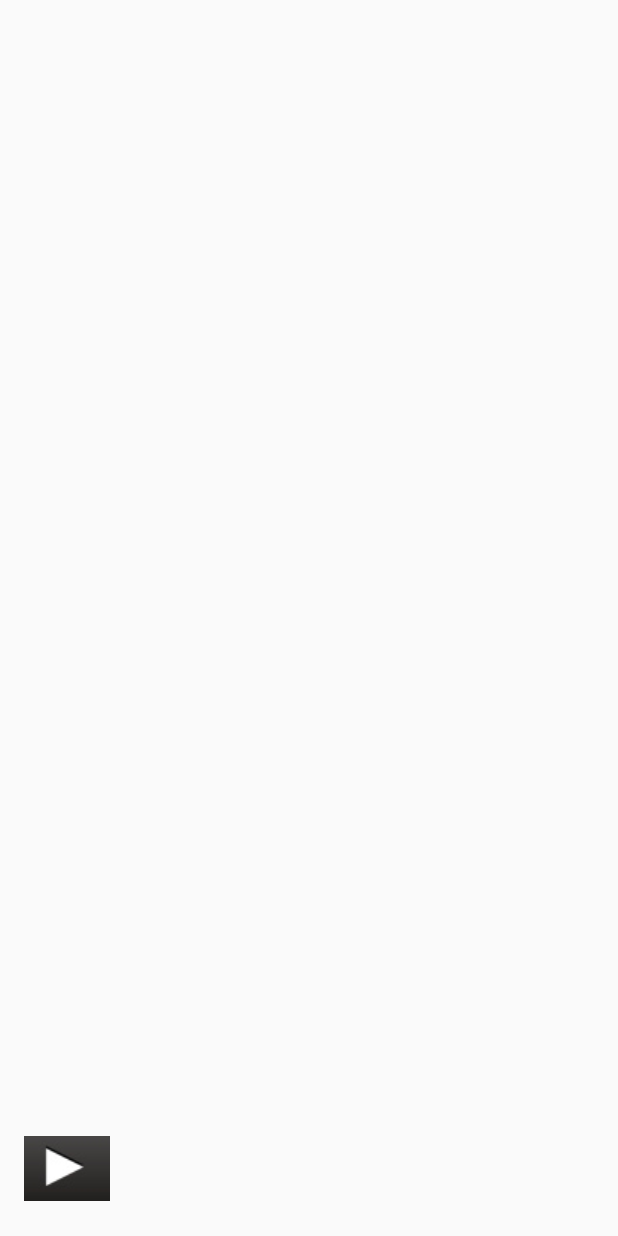
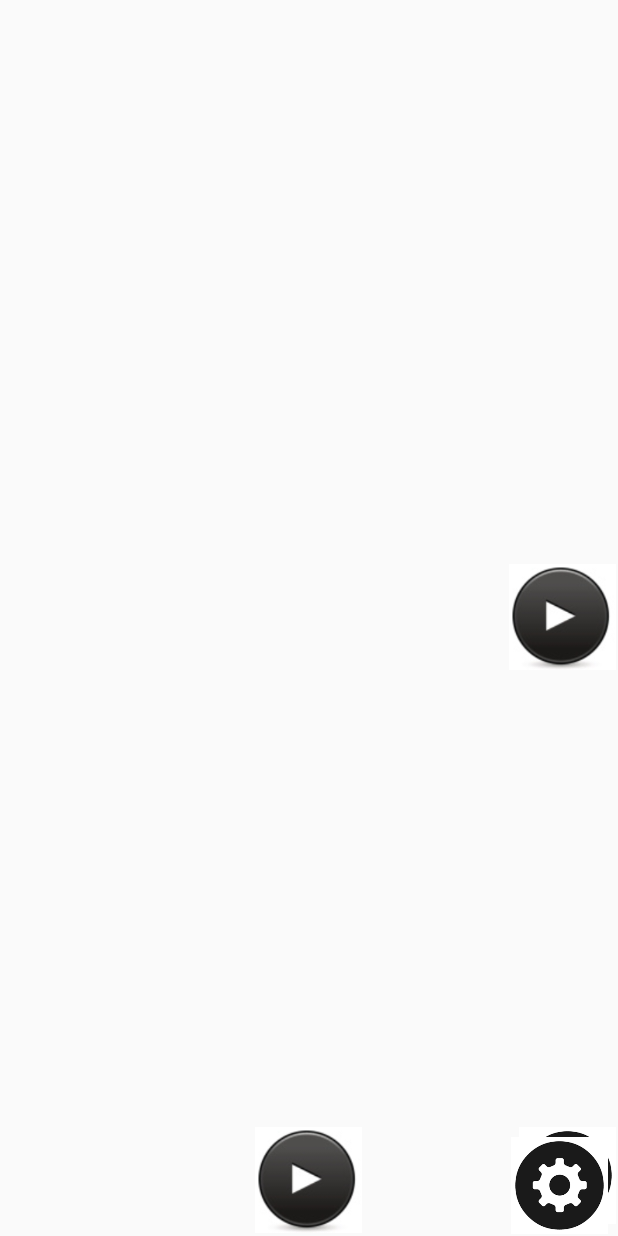
Before and after one commit to futurecrew/deep_camera, an Android app: the layout activity_main.xml on its own in the app's theme, with its tools: preview values and no code run, on a phone screen of 412 x 824 dp. Run offline under Robolectric (Android 15) with nearby library versions, the phone set to English and light mode, and no system bars.

Commit message:
change layouts

```diff
--- a/app/src/main/java/com/example/dj/deepcamera/CameraPreview.java
+++ b/app/src/main/java/com/example/dj/deepcamera/CameraPreview.java
@@ -156,7 +156,7 @@ public class CameraPreview extends SurfaceView implements SurfaceHolder.Callback
         switch (rotation) {
             case Surface.ROTATION_0:
                 width = 768;
-                height = 1082;
+                height = 1024;
                 Log.d(VIEW_LOG_TAG, "ROTATION_0");
                 break;
             case Surface.ROTATION_90:
@@ -177,6 +177,7 @@ public class CameraPreview extends SurfaceView implements SurfaceHolder.Callback
         }
 
         setMeasuredDimension(width, height);
+        //setMeasuredDimension(768, 1200);
 
         if (mSupportedPreviewSizes != null) {
             mPreviewSize = getOptimalPreviewSize(mSupportedPreviewSizes, width, height);
--- a/app/src/main/java/com/example/dj/deepcamera/MainActivity.java
+++ b/app/src/main/java/com/example/dj/deepcamera/MainActivity.java
@@ -22,6 +22,7 @@ import android.view.View.OnClickListener;
 import android.view.WindowManager;
 import android.widget.Button;
 import android.widget.ImageButton;
+import android.widget.ImageView;
 import android.widget.LinearLayout;
 import android.widget.Toast;
 
@@ -127,6 +128,15 @@ public class MainActivity extends Activity {
             result = (info.orientation - degrees + 360) % 360;
         }
         mCamera.setDisplayOrientation(result);
+
+        if (degrees == 0 || degrees == 180) {
+            findViewById(R.id.buttonsLayout1).setVisibility(View.VISIBLE);
+            findViewById(R.id.buttonsLayout2).setVisibility(View.INVISIBLE);
+        } else {
+            findViewById(R.id.buttonsLayout1).setVisibility(View.INVISIBLE);
+            findViewById(R.id.buttonsLayout2).setVisibility(View.VISIBLE);
+        }
+
     }
 
     public void initialize() {
--- a/app/src/main/res/layout/activity_main.xml
+++ b/app/src/main/res/layout/activity_main.xml
@@ -7,35 +7,89 @@
     android:paddingLeft="@dimen/activity_horizontal_margin"
     android:paddingRight="@dimen/activity_horizontal_margin"
     android:paddingTop="@dimen/activity_vertical_margin"
-    tools:context="com.example.dj.deepcamera.MainActivity">
+    tools:context="com.example.dj.deepcamera.MainActivity"
+    android:gravity="center_horizontal"
+    android:padding="0dp">
 
 
     <LinearLayout
         android:id="@+id/camera_preview"
-        android:layout_width="fill_parent"
-        android:layout_height="fill_parent"
+        android:layout_width="match_parent"
+        android:layout_height="match_parent"
         android:layout_weight="1"
         android:orientation="horizontal"
         android:weightSum="1"
-        android:layout_alignParentTop="true">
+        android:layout_alignParentTop="true"
+        android:layout_alignParentBottom="true"
+        android:layout_alignParentEnd="true">
 
     </LinearLayout>
 
-    <LinearLayout
-        android:id="@+id/buttonsLayout"
-        android:layout_width="wrap_content"
-        android:layout_height="58dp"
+    <RelativeLayout
+        android:id="@+id/buttonsLayout1"
+        android:layout_width="fill_parent"
+        android:layout_height="wrap_content"
+        android:layout_alignParentBottom="true"
+        android:weightSum="1"
+        android:layout_centerHorizontal="true"
         android:orientation="horizontal"
-        android:layout_gravity="bottom"
-        android:layout_alignParentBottom="true"
-        android:layout_alignStart="@+id/button_ChangeCamera"
-        android:weightSum="1">
+        android:layout_gravity="center_horizontal|bottom">
 
         <ImageButton
-            android:layout_width="57dp"
-            android:layout_height="43dp"
+            android:layout_width="74dp"
+            android:layout_height="74dp"
             android:id="@+id/button_play"
-            android:layout_gravity="center"
-            android:src="@drawable/play" />
-    </LinearLayout>
+            android:src="@drawable/play"
+            android:scaleType="fitStart"
+            android:background="@null"
+            android:padding="1dp"
+            android:layout_gravity="center_horizontal"
+            android:layout_alignParentBottom="false"
+            android:layout_centerHorizontal="true" />
+
+        <ImageButton
+            android:layout_width="70dp"
+            android:layout_height="67dp"
+            android:id="@+id/button_setting"
+            android:src="@drawable/setting"
+            android:scaleType="fitEnd"
+            android:background="@null"
+            android:padding="1dp"
+            android:layout_alignParentRight="true" />
+
+    </RelativeLayout>
+
+    <RelativeLayout
+        android:id="@+id/buttonsLayout2"
+        android:layout_width="wrap_content"
+        android:layout_height="wrap_content"
+        android:layout_alignParentBottom="false"
+        android:weightSum="1"
+        android:orientation="vertical"
+        android:layout_gravity="center_horizontal|bottom"
+        android:layout_alignParentRight="true"
+        android:layout_centerVertical="true">
+
+        <ImageButton
+            android:layout_width="74dp"
+            android:layout_height="74dp"
+            android:id="@+id/button_play"
+            android:src="@drawable/play"
+            android:scaleType="fitStart"
+            android:background="@null"
+            android:padding="1dp"
+            android:layout_centerVertical="true" />
+
+        <ImageButton
+            android:layout_width="70dp"
+            android:layout_height="67dp"
+            android:id="@+id/button_setting"
+            android:src="@drawable/setting"
+            android:scaleType="fitCenter"
+            android:background="@null"
+            android:padding="1dp"
+            android:layout_alignParentBottom="true" />
+
+    </RelativeLayout>
+
 </RelativeLayout>
```
Also changed, not shown: app/src/main/res/drawable/setting.png.
